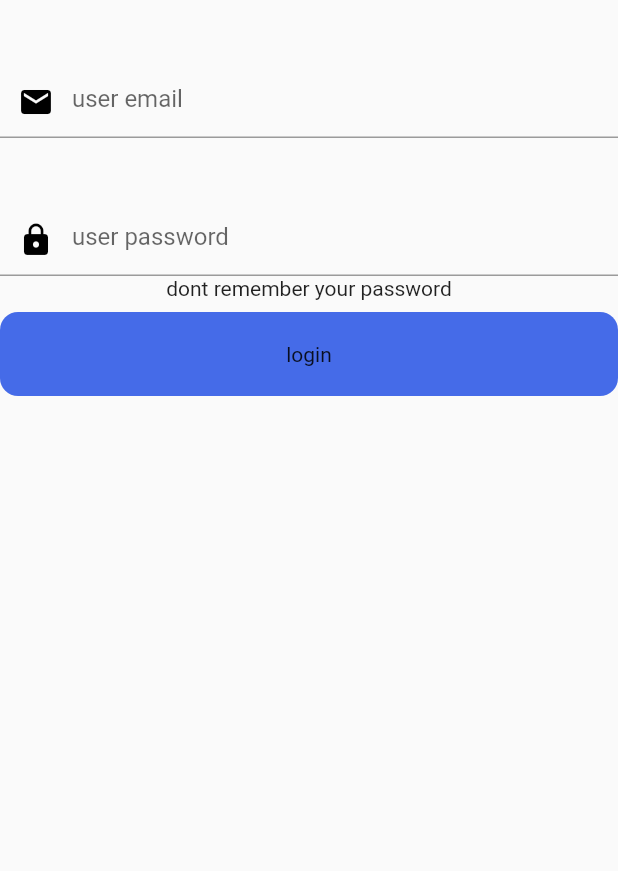
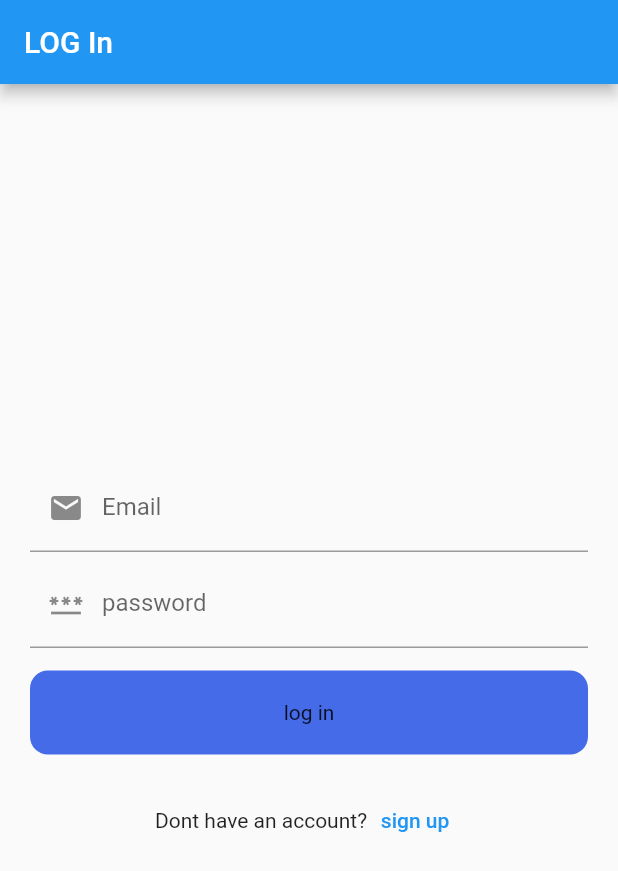
Before and after one commit to Anishsub599/Stonk-Watch, a Flutter app: the screen it shows after launch, on a phone screen of 412 x 824 dp. Shown: the top 871 px of the screen. Run offline on Flutter 3.47's test engine with Material 2 defaults, Android fonts, the phone set to English and light mode, and no system bars; our stand-ins replace cloud_firestore, firebase_auth, firebase_core, fluttertoast, google_nav_bar, syncfusion_flutter_charts; missing offline and left inert: firebase_auth_platform_interface; accounts and stored records are empty.

Commit message:
login and signup page connected to database

```diff
--- a/lib/pages/loginpage.dart
+++ b/lib/pages/loginpage.dart
@@ -1,102 +1,108 @@
 
 
+import 'package:endproject/pages/signup.dart';
+import 'package:endproject/pages/utils.dart';
 import 'package:flutter/material.dart';
 import 'splashscreen.dart';
 import 'package:endproject/main.dart';
 import 'package:endproject/pages/homepage.dart';
 import 'package:cupertino_icons/cupertino_icons.dart';
-
-
-class MyCustomForm extends StatefulWidget {
-  const MyCustomForm({super.key});
-
-  @override
-  MyCustomFormState createState() {
-    return MyCustomFormState();
-  }
-}
-
-class MyCustomFormState extends State<MyCustomForm> {
-  // Create a global key that uniquely identifies the Form widget
-  // and allows validation of the form.
-  //
-  // Note: This is a `GlobalKey<FormState>`,
-  // not a GlobalKey<MyCustomFormState>.
-  final _formKey = GlobalKey<FormState>();
-
-  @override
-  Widget build(BuildContext context) {
-    // Build a Form widget using the _formKey created above.
-    return MaterialApp(
-      title: "login page",
-      home: Scaffold(
-        body: Form(
-          key: _formKey,
-          child: Column(
-            children: <Widget>[
-              // Add TextFormFields and ElevatedButton here.
-      //         TextFormField(
-
-      //   validator: (value) {
-      //   if (value == null || value.isEmpty) {
-      //     return 'Please enter some text';
-      //   }
-      //   return null;
-      //   },
-      // ),
-      // ElevatedButton(
-      //   onPressed: () {
-      //   // Validate returns true if the form is valid, or false otherwise.
-      //   if (_formKey.currentState!.validate()) {
-
-      //     // If the form is valid, display a snackbar. In the real world,
-      //     // you'd often call a server or save the information in a database.
-      //     ScaffoldMessenger.of(context).showSnackBar(
-      //       const SnackBar(content: Text('Processing Data')),
-
-      //     );
-      //   }
-//         Navigator.pushReplacement(context, MaterialPageRoute(builder: (context) => homepage(),));
-//         },
-//         child: const Text('Submit'),
-
-//       ),
-SizedBox(
-  height: 44,
-),
-            TextField(
-
-                keyboardType: TextInputType.emailAddress,
-                decoration: InputDecoration(
-                  hintText: "user email",
-                  prefixIcon: Icon(Icons.mail,color: Colors.black,),
+import 'package:firebase_auth/firebase_auth.dart';
+import 'package:firebase_core/firebase_core.dart';
 
 
 
+
+class loginpage extends StatefulWidget {
+  const loginpage({super.key});
+
+  @override
+  State<loginpage> createState() => _loginpageState();
+}
+
+class _loginpageState extends State<loginpage> {
+
+
+final _formKey = GlobalKey<FormState>();
+  TextEditingController _nameController = TextEditingController();
+   TextEditingController _emailController = TextEditingController();
+   TextEditingController _passwordController = TextEditingController();
+   final _auth = FirebaseAuth.instance;
+
+    @override
+    void login(){
+      _auth.signInWithEmailAndPassword(
+        email: _emailController.text,
+       password: _passwordController.text.toString()).then((value) {
+        utils().toastMessage(value.user!.email.toString());
+         Navigator.pushReplacement(context, MaterialPageRoute(builder: (context) =>homepage(),));
+
+
+       }).onError((error, stackTrace){
+
+        utils().toastMessage(error.toString());
+
+
+       });
+
+
+    }
+  Widget build(BuildContext context) {
+    return Scaffold(
+ appBar: AppBar(
+automaticallyImplyLeading: false,
+ title: Text ("LOG In"),
+), body: Padding(
+padding: const EdgeInsets.symmetric(horizontal: 20),
+child: Column(
+
+mainAxisAlignment: MainAxisAlignment.center,
+crossAxisAlignment: CrossAxisAlignment.center,
+children: [
+  Form(
+    key:_formKey,
+
+    child: Column(
+      children: [
+         TextField(
+             controller: _emailController,
+               decoration: InputDecoration(
+                 labelText: 'Email',
+                 prefixIcon: Icon(Icons.email),
                ),
-            ),
-            SizedBox(height: 44,),
-                TextField(
 
-                obscureText: true,
-                decoration: InputDecoration(
 
-                hintText: "user password",
-                prefixIcon: Icon(Icons.lock,color: Colors.black,),
-
-                ),
 
 
 
 
 ),
 
-            Text("dont remember your password",
 
-            selectionColor: Colors.blue,
+SizedBox(
+  height: 5,
+),
+ TextField(
+             controller: _passwordController,
+             obscureText: true,
+               decoration: InputDecoration(
+                 labelText: 'password',
+                 prefixIcon: Icon(Icons.password),
+               ),
+),
+
+
+
+
+
+
+      ],
+
+
+    ),
     ),
     SizedBox(
-              height: 8,
+      height: 15,
     ),
 
 Container(
@@ -108,19 +114,48 @@ SizedBox(
               padding: EdgeInsets.symmetric(vertical: 20),
               shape: RoundedRectangleBorder (
               borderRadius: BorderRadius.circular (12.0)),
-              onPressed: (){},
-              child: Text("login",selectionColor: Colors.black26,),
+              onPressed: (){
+                if(_formKey.currentState!.validate()){
+                   login();
+
+                }
+                // Navigator.pushReplacement(context, MaterialPageRoute(builder: (context) =>homepage(),));
+
+              },
+              child: Text("log in",selectionColor: Colors.black26,),
+
 
 
                ),
 ),
-            ],
+
+
+  SizedBox(
+
+                  height: 20,
+
 
             ),
+            Row(
+              mainAxisAlignment: MainAxisAlignment.center,
+              children: [
+                Text("Dont have an account?"),
+                TextButton(onPressed: (){
+                    Navigator.pushReplacement(context, MaterialPageRoute(builder: (context) =>signup(),));
+
+                },
+                child: Text('sign up')),
+
+              ],
+            )
+
+],
 ),
 ),
     );
-    // Navigator.pushReplacement(context, MaterialPageRoute(builder: (context) => homepage(),));
+
+
+
 
   }
 }
--- a/lib/pages/splashscreen.dart
+++ b/lib/pages/splashscreen.dart
@@ -54,7 +54,7 @@ class _splashScreenState extends State<splashScreen> {
   @override
   Widget build(BuildContext context) {
     Timer(Duration(seconds: 5), () {
-      Navigator.pushReplacement(context, MaterialPageRoute(builder: (context) =>MyCustomForm(),));
+      Navigator.pushReplacement(context, MaterialPageRoute(builder: (context) =>loginpage(),));
      });
     return Scaffold(
       backgroundColor: Color.fromARGB(255, 15, 14, 14),
--- a/pubspec.yaml
+++ b/pubspec.yaml
@@ -44,6 +44,12 @@ dev_dependencies:
   flutter_test:
     sdk: flutter
   syncfusion_flutter_charts: ^20.4.52
+
+  firebase_core: ^2.8.0
+  firebase_auth: ^4.3.0
+  cloud_firestore: ^4.4.5
+  firebase_storage: ^11.0.16
+  fluttertoast: ^8.2.1
 
   # The "flutter_lints" package below contains a set of recommended lints to
   # encourage good coding practices. The lint set provided by the package is
```
Also changed, not shown: lib/main.dart (+18 -1 lines), lib/pages/signup.dart (added, +243 -0 lines), lib/pages/utils.dart (added, +28 -0 lines), pubspec.lock, 4 other files. Lines whose indentation alone changed are shown as unchanged.
